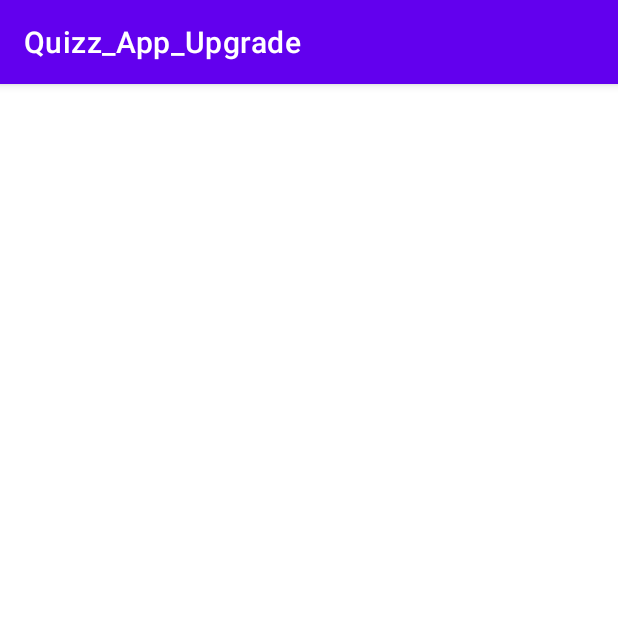
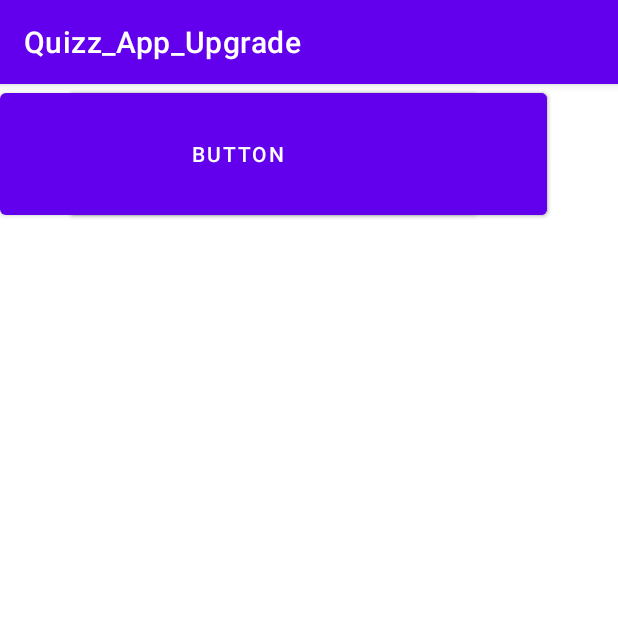
Before and after one commit to Deshilan/Quizz_App_Upgrade, an Android app: the Main_menu screen opened directly, with no data from a screen before it, on a phone screen of 412 x 824 dp, the top half of it. Run offline under Robolectric (Android 15) with nearby library versions, the phone set to English and light mode, and no system bars.

```diff
--- a/app/src/main/res/layout/activity_main_menu.xml
+++ b/app/src/main/res/layout/activity_main_menu.xml
@@ -4,6 +4,45 @@
     xmlns:tools="http://schemas.android.com/tools"
     android:layout_width="match_parent"
     android:layout_height="match_parent"
-    tools:context=".Main_menu">
+    tools:context=".Main_menu"
+    tools:layout_editor_absoluteX="-1dp"
+    tools:layout_editor_absoluteY="120dp">
 
+    <androidx.constraintlayout.widget.ConstraintLayout
+        android:layout_width="match_parent"
+        android:layout_height="match_parent"
+        app:layout_constraintEnd_toEndOf="parent"
+        app:layout_constraintHorizontal_bias="0.0"
+        app:layout_constraintStart_toStartOf="parent"
+        tools:context=".Main_menu"
+        tools:layout_editor_absoluteY="25dp">
+
+        <Button
+            android:id="@+id/button2"
+            android:layout_width="318dp"
+            android:layout_height="93dp"
+            android:text="Button"
+            app:layout_constraintEnd_toEndOf="parent"
+            app:layout_constraintHorizontal_bias="0.494"
+            app:layout_constraintStart_toStartOf="parent"
+            tools:layout_editor_absoluteY="567dp" />
+
+        <Button
+            android:id="@+id/button3"
+            android:layout_width="318dp"
+            android:layout_height="93dp"
+            android:text="Button"
+            app:layout_constraintEnd_toEndOf="parent"
+            app:layout_constraintHorizontal_bias="0.494"
+            app:layout_constraintStart_toStartOf="parent"
+            tools:layout_editor_absoluteY="280dp" />
+
+        <Button
+            android:id="@+id/button2"
+            android:layout_width="318dp"
+            android:layout_height="93dp"
+            android:text="Button"
+            tools:layout_editor_absoluteX="46dp"
+            tools:layout_editor_absoluteY="427dp" />
+    </androidx.constraintlayout.widget.ConstraintLayout>
 </androidx.constraintlayout.widget.ConstraintLayout>
```
